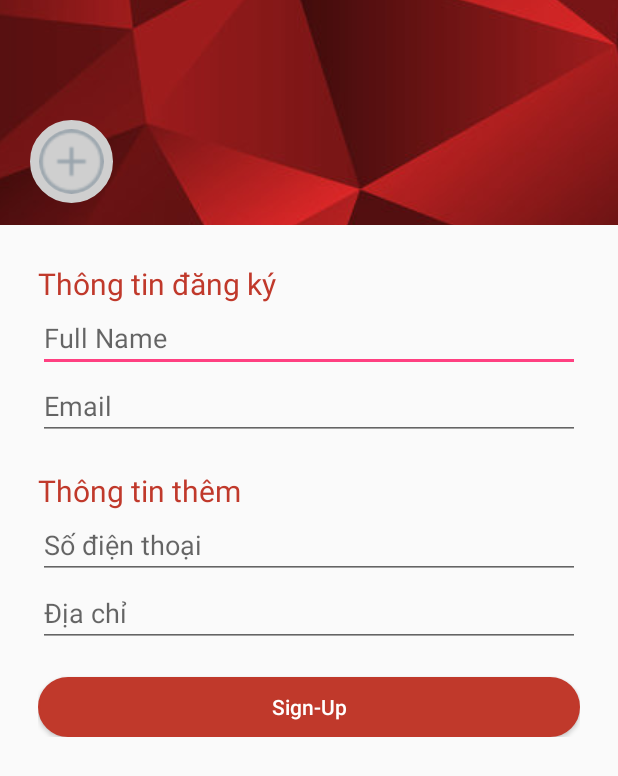
After one commit to trungtienit/baseapp, an Android app: the layout activity_sign_up.xml on its own in the app's theme, with its tools: preview values and no code run, on a phone screen of 412 x 824 dp. The commit adds this screen. Shown: the top 776 px of the screen. Run offline under Robolectric (Android 15) with nearby library versions, the phone set to English and light mode, and no system bars.

Commit message:
sign up activity

```diff
--- a/app/build.gradle
+++ b/app/build.gradle
@@ -40,4 +40,5 @@ dependencies {
     implementation 'com.google.firebase:firebase-core:16.0.0'
 }
 
+
 apply plugin: 'com.google.gms.google-services'
--- a/app/src/main/AndroidManifest.xml
+++ b/app/src/main/AndroidManifest.xml
@@ -1,7 +1,9 @@
 <?xml version="1.0" encoding="utf-8"?>
 <manifest xmlns:android="http://schemas.android.com/apk/res/android"
     package="com.example.trantien.reviewapp">
-    <uses-permission android:name="android.permission.INTERNET"/>
+
+    <uses-permission android:name="android.permission.INTERNET" />
+
     <application
         android:allowBackup="true"
         android:icon="@mipmap/ic_launcher"
@@ -9,20 +11,24 @@
         android:roundIcon="@mipmap/ic_launcher_round"
         android:supportsRtl="true"
         android:theme="@style/AppTheme">
-        <meta-data android:name="com.facebook.sdk.ApplicationId"
-            android:value="@string/facebook_app_id"/>
-        <activity android:name="com.example.trantien.reviewapp.MainActivity">
+        <meta-data
+            android:name="com.facebook.sdk.ApplicationId"
+            android:value="@string/facebook_app_id" />
+
+        <activity android:name="com.example.trantien.appreview.SignUp">
             <intent-filter>
                 <action android:name="android.intent.action.MAIN" />
 
                 <category android:name="android.intent.category.LAUNCHER" />
             </intent-filter>
         </activity>
-        <activity android:name=".mvp.login.view.LoginActivity"/>
+        <activity android:name=".mvp.login.view.LoginActivity" />
+        <!--<activity android:name="com.example.trantien.appreview.SignUp" />-->
 
         <meta-data
             android:name="com.google.firebase.ml.vision.DEPENDENCIES"
             android:value="label" />
+
     </application>
 
 </manifest>
--- /dev/null
+++ b/app/src/main/java/com/example/trantien/appreview/SignUp.java
@@ -0,0 +1,15 @@
+package com.example.trantien.appreview;
+
+import android.support.v7.app.AppCompatActivity;
+import android.os.Bundle;
+
+import com.example.trantien.reviewapp.R;
+
+public class SignUp extends AppCompatActivity {
+
+    @Override
+    protected void onCreate(Bundle savedInstanceState) {
+        super.onCreate(savedInstanceState);
+        setContentView(R.layout.activity_sign_up);
+    }
+}
--- a/app/src/main/java/com/example/trantien/reviewapp/MainActivity.java
+++ b/app/src/main/java/com/example/trantien/reviewapp/MainActivity.java
@@ -6,6 +6,7 @@ import android.os.StrictMode;
 import android.util.Log;
 import android.view.View;
 
+import com.example.trantien.appreview.SignUp;
 import com.example.trantien.reviewapp.base.drawer.DrawerActivity;
 import com.example.trantien.reviewapp.mvp.login.view.LoginActivity;
 import com.example.trantien.reviewapp.utils.MySharedPreferences;
@@ -29,6 +30,7 @@ public class MainActivity extends DrawerActivity {
     @Override
     protected void onCreate(Bundle savedInstanceState) {
         super.onCreate(savedInstanceState);
+
         ButterKnife.bind(this);
         mySharedPreferences= new MySharedPreferences(getBaseContext());
         AccessToken accessToken = AccessToken.getCurrentAccessToken();
@@ -93,7 +95,7 @@ public class MainActivity extends DrawerActivity {
     }
 
     public void DirecLogin(View view) {
-        Intent loginIntent = new Intent(MainActivity.this, LoginActivity.class);
+        Intent loginIntent = new Intent(MainActivity.this, SignUp.class);
         startActivityForResult(loginIntent,10);
     }
 }
--- /dev/null
+++ b/app/src/main/res/drawable/bg_userimage.xml
@@ -0,0 +1,18 @@
+<?xml version="1.0" encoding="UTF-8"?>
+<shape
+    xmlns:android="http://schemas.android.com/apk/res/android">
+    <stroke
+        android:width="1dp"
+        android:color="@color/grey_divider"/>
+    <corners
+        android:radius="360dp" />
+
+    <padding
+        android:left="1dp"
+        android:right="1dp"
+        android:top="1dp"
+        android:bottom="1dp"/>
+
+    <solid android:color="@color/grey_divider"/>
+
+</shape>
--- /dev/null
+++ b/app/src/main/res/drawable/custom_button.xml
@@ -0,0 +1,18 @@
+<?xml version="1.0" encoding="UTF-8"?>
+<shape
+    xmlns:android="http://schemas.android.com/apk/res/android">
+    <stroke
+        android:width="1dp"
+        android:color="@color/appColor"/>
+    <corners
+        android:radius="70dp" />
+
+    <padding
+        android:left="1dp"
+        android:right="1dp"
+        android:top="1dp"
+        android:bottom="1dp"/>
+
+    <solid android:color="@color/appColor"/>
+
+</shape>
--- a/app/src/main/res/layout/activity_login.xml
+++ b/app/src/main/res/layout/activity_login.xml
@@ -4,6 +4,7 @@
     xmlns:tools="http://schemas.android.com/tools"
     android:layout_width="match_parent"
     android:layout_height="match_parent">
+
 
     <ImageView
         android:id="@+id/imageView"
--- /dev/null
+++ b/app/src/main/res/layout/activity_sign_up.xml
@@ -0,0 +1,103 @@
+<?xml version="1.0" encoding="utf-8"?>
+<android.support.constraint.ConstraintLayout xmlns:android="http://schemas.android.com/apk/res/android"
+    xmlns:tools="http://schemas.android.com/tools"
+    android:layout_width="match_parent"
+    android:layout_height="match_parent"
+    tools:context="com.example.trantien.appreview.SignUp">
+
+    <LinearLayout
+        android:orientation="vertical"
+        android:layout_width="match_parent"
+        android:layout_height="match_parent">
+        <FrameLayout
+
+            android:background="@color/appColor"
+            android:layout_width="match_parent"
+            android:layout_height="150dp">
+            <ImageView
+                android:src="@drawable/bg_sign_up"
+                android:scaleType="center"
+                android:layout_width="match_parent"
+                android:layout_height="match_parent" />
+            <FrameLayout
+                android:paddingTop="80dp"
+
+                android:paddingLeft="20dp"
+                android:layout_width="match_parent"
+                android:layout_height="match_parent">
+                <de.hdodenhof.circleimageview.CircleImageView
+                    android:padding="6dp"
+                    android:src="@drawable/add_image"
+                    android:id="@+id/userImage"
+                    android:layout_width="55dp"
+                    android:layout_height="55dp"
+                    android:background="@drawable/bg_userimage"
+                    />
+            </FrameLayout>
+
+
+        </FrameLayout>
+        <ScrollView
+            android:layout_width="match_parent"
+            android:layout_height="match_parent">
+
+            <LinearLayout
+                android:orientation="vertical"
+                android:padding="25dp"
+                android:layout_width="match_parent"
+                android:layout_height="match_parent">
+                <TextView
+                    android:layout_width="match_parent"
+                    android:layout_height="wrap_content"
+                    android:text="Thông tin đăng ký"
+                    android:textSize="20sp"
+                    android:textColor="@color/appColor"/>
+
+                <EditText
+                    android:id="@+id/txtFullName"
+                    android:hint="Full Name"
+                    android:layout_width="match_parent"
+                    android:layout_height="wrap_content" />
+                <EditText
+                    android:id="@+id/txtEmail"
+                    android:hint="Email"
+                    android:layout_width="match_parent"
+                    android:layout_height="wrap_content" />
+
+                <View
+                    android:layout_width="match_parent"
+                    android:layout_height="20dp"/>
+                <TextView
+                    android:textSize="20sp"
+                    android:textColor="@color/appColor"
+                    android:text="Thông tin thêm"
+                    android:layout_width="match_parent"
+                    android:layout_height="wrap_content" />
+                <EditText
+                    android:id="@+id/txtPhoneNumber"
+                    android:hint="Số điện thoại"
+                    android:layout_width="match_parent"
+                    android:layout_height="wrap_content" />
+                <EditText
+                    android:id="@+id/txtAddress"
+                    android:hint="Địa chỉ"
+                    android:layout_width="match_parent"
+                    android:layout_height="wrap_content" />
+                <View
+                    android:layout_width="match_parent"
+                    android:layout_height="20dp"/>
+
+                <Button
+                    android:id="@+id/btnSignUp"
+                    android:textColor="@color/white"
+                    android:text="Sign-Up"
+                    android:textAllCaps="false"
+                    android:background="@drawable/custom_button"
+                    android:layout_width="match_parent"
+                    android:layout_height="40dp" />
+
+            </LinearLayout>
+        </ScrollView>
+    </LinearLayout>
+
+</android.support.constraint.ConstraintLayout>
--- a/app/src/main/res/values/colors.xml
+++ b/app/src/main/res/values/colors.xml
@@ -10,4 +10,5 @@
     <color name="red">#b33030</color>
     <color name="white">#ffffff</color>
     <color name="black">#000000</color>
+    <color name="appColor">#c0392b</color>
 </resources>
--- a/build.gradle
+++ b/build.gradle
@@ -8,7 +8,7 @@ buildscript {
     }
     dependencies {
         classpath 'com.android.tools.build:gradle:3.1.2'
-
+        classpath 'com.google.gms:google-services:4.0.0'
 
         // NOTE: Do not place your application dependencies here; they belong
         // in the individual module build.gradle files
```
Also changed, not shown: app/src/main/res/drawable-v24/add_image.png (added), app/src/main/res/drawable-v24/bg_sign_up.jpg (added).
